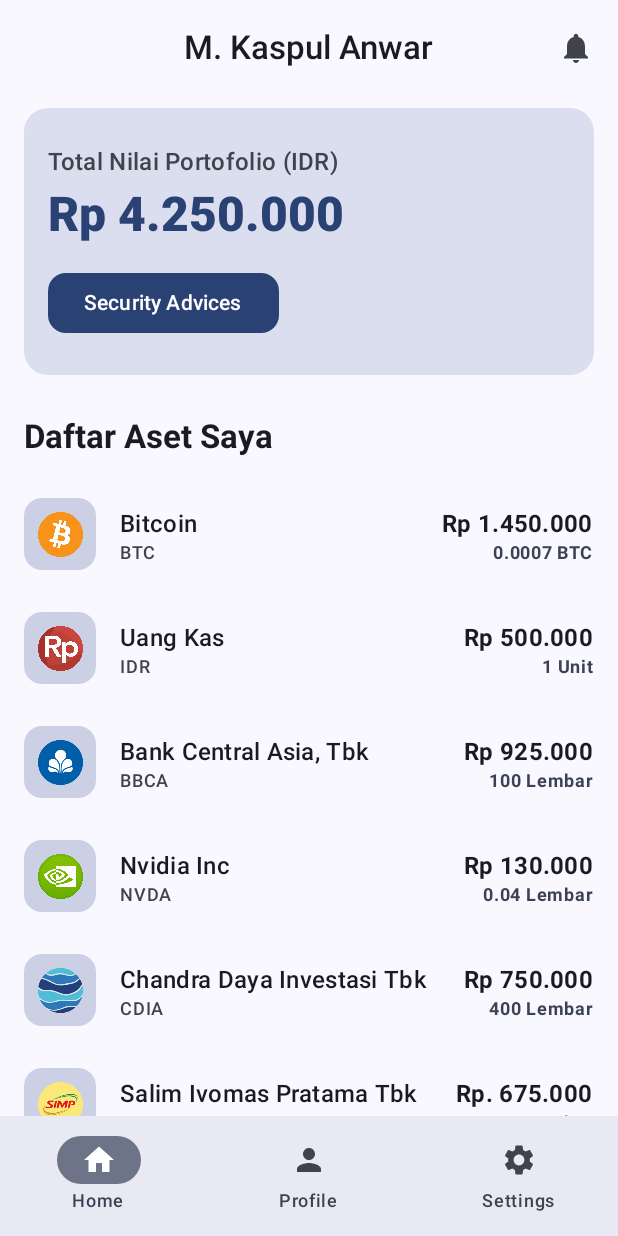
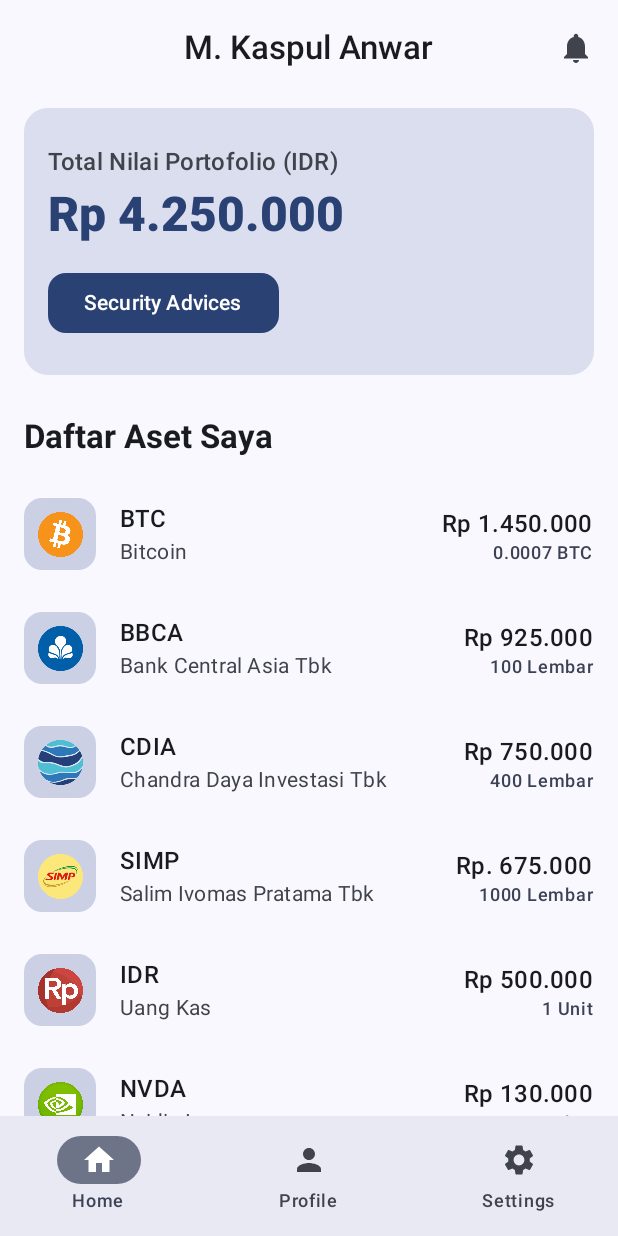
Before and after one commit to mkaspulanwar/P7-DOMPETKU-230104040212, an Android app built with Jetpack Compose: the screen it shows after launch (MainActivity), after a tap on "Login ke Akun Saya", on a phone screen of 412 x 824 dp. Run offline under Robolectric (Android 15) with nearby library versions, the phone set to English and light mode, and no system bars.

```diff
--- a/app/src/main/java/id/antasari/p7_dompetku_230104040212/ui/components/AppCard.kt
+++ b/app/src/main/java/id/antasari/p7_dompetku_230104040212/ui/components/AppCard.kt
@@ -9,6 +9,7 @@ import androidx.compose.ui.Modifier
 import androidx.compose.ui.unit.dp
 import androidx.compose.ui.text.font.FontWeight
 import androidx.compose.material.icons.Icons
+// Import yang tidak dipakai bisa dihapus untuk kerapihan, tapi saya biarkan untuk kompatibilitas.
 import androidx.compose.material.icons.filled.CurrencyBitcoin
 import androidx.compose.material.icons.filled.AttachMoney
 import androidx.compose.material.icons.filled.TrendingDown
@@ -17,7 +18,7 @@ import androidx.compose.material.icons.filled.Diamond
 import androidx.compose.material.icons.filled.CurrencyExchange
 
 // =========================================================
-// 1. Komponen AppCard (Card Total Portofolio)
+// 1. Komponen AppCard (Card Total Portofolio) - TIDAK BERUBAH
 // =========================================================
 @Composable
 fun AppCard(
@@ -44,13 +45,13 @@ fun AppCard(
 }
 
 // =========================================================
-// 2. Komponen PortfolioItem (Item dalam Daftar Aset)
+// 2. Komponen PortfolioItem (Item dalam Daftar Aset) - PERBAIKAN DITERAPKAN
 // =========================================================
 @Composable
 fun PortfolioItem(
     icon: @Composable () -> Unit,
+    ticker: String,
     name: String,
-    ticker: String,
     marketValue: String,
     quantity: String
 ) {
@@ -75,28 +76,33 @@ fun PortfolioItem(
 
         // 2. Nama & Ticker
         Column(modifier = Modifier.weight(1f)) {
+            // *** PERBAIKAN 1: Ticker lebih besar (titleMedium/Large) ***
+            Text(
+                text = ticker,
+                style = MaterialTheme.typography.titleMedium.copy(fontWeight = FontWeight.SemiBold)
+                // Font weight SemiBold untuk penekanan
+            )
+            // *** PERBAIKAN 1: Name lebih kecil (bodyMedium/labelMedium) ***
             Text(
                 text = name,
-                style = MaterialTheme.typography.titleMedium.copy(fontWeight = FontWeight.SemiBold)
-            )
-            Text(
-                text = ticker,
-                style = MaterialTheme.typography.labelMedium,
+                style = MaterialTheme.typography.bodyMedium, // BodyMedium lebih kecil dari titleMedium
                 color = MaterialTheme.colorScheme.onSurfaceVariant
             )
+
         }
 
-        // 3. Harga dan Perubahan
+        // 3. Harga dan Kuantitas
         Column(horizontalAlignment = Alignment.End) {
+            // *** PERBAIKAN 2: Market Value TANPA bold ***
             Text(
                 text = marketValue,
-                style = MaterialTheme.typography.titleMedium.copy(fontWeight = FontWeight.Bold)
+                style = MaterialTheme.typography.titleMedium // Hapus .copy(fontWeight = FontWeight.Bold)
             )
 
-            // Menampilkan Quantity
+            // *** PERBAIKAN 2: Quantity TANPA bold ***
             Text(
                 text = quantity,
-                style = MaterialTheme.typography.labelMedium.copy(fontWeight = FontWeight.Bold),
+                style = MaterialTheme.typography.labelMedium, // Hapus .copy(fontWeight = FontWeight.Bold)
                 color = MaterialTheme.colorScheme.secondary
             )
         }
--- a/app/src/main/java/id/antasari/p7_dompetku_230104040212/ui/screens/HomeScreen.kt
+++ b/app/src/main/java/id/antasari/p7_dompetku_230104040212/ui/screens/HomeScreen.kt
@@ -33,8 +33,8 @@ import id.antasari.p7_dompetku_230104040212.ui.components.PortfolioItem
 // ----------------------------------------------------
 
 data class Asset(
+    val ticker: String,
     val name: String,
-    val ticker: String,
     val marketValue: String, // Nama variabel di model data sudah benar: marketValue
     val quantity: String,
     @DrawableRes val iconResId: Int,
@@ -42,12 +42,12 @@ data class Asset(
 )
 
 val dummyAssets = listOf(
-    Asset("Bitcoin", "BTC", "Rp 1.450.000", "0.0007 BTC", R.drawable.bitcoin_logo, null),
-    Asset("Uang Kas", "IDR", "Rp 500.000", "1 Unit", R.drawable.rupiah_logo, null),
-    Asset("Bank Central Asia, Tbk", "BBCA", "Rp 925.000", "100 Lembar", R.drawable.bbca_logo, null),
-    Asset("Nvidia Inc", "NVDA", "Rp 130.000", "0.04 Lembar", R.drawable.nvidia_logo, null),
-    Asset("Chandra Daya Investasi Tbk", "CDIA", "Rp 750.000", "400 Lembar", R.drawable.cdia_logo, null),
-    Asset("Salim Ivomas Pratama Tbk", "SIMP", "Rp. 675.000", "1000 Lembar", R.drawable.simp_logo, null),
+    Asset("BTC", "Bitcoin", "Rp 1.450.000", "0.0007 BTC", R.drawable.bitcoin_logo, null),
+    Asset("BBCA", "Bank Central Asia Tbk", "Rp 925.000", "100 Lembar", R.drawable.bbca_logo, null),
+    Asset("CDIA", "Chandra Daya Investasi Tbk", "Rp 750.000", "400 Lembar", R.drawable.cdia_logo, null),
+    Asset("SIMP", "Salim Ivomas Pratama Tbk", "Rp. 675.000", "1000 Lembar", R.drawable.simp_logo, null),
+    Asset("IDR", "Uang Kas", "Rp 500.000", "1 Unit", R.drawable.rupiah_logo, null),
+    Asset("NVDA", "Nvidia Inc", "Rp 130.000", "0.04 Lembar", R.drawable.nvidia_logo, null),
 )
 // ----------------------------------------------------
 // 2. Composable Screen Utama
@@ -139,8 +139,9 @@ fun HomeScreen(navController: NavController) {
                             modifier = Modifier.size(30.dp)
                         )
                     },
+                    ticker = asset.ticker,
                     name = asset.name,
-                    ticker = asset.ticker,
+
                     // *** PERBAIKAN AKHIR FINAL ***
                     // Menggunakan parameter 'lastPrice' karena komponen PortfolioItem belum diubah
                     marketValue = asset.marketValue,
--- a/app/src/main/res/values/strings.xml
+++ b/app/src/main/res/values/strings.xml
@@ -1,3 +1,3 @@
 <resources>
-    <string name="app_name">P7-DOMPETKU-230104040212</string>
+    <string name="app_name">DompetKu</string>
 </resources>
```
